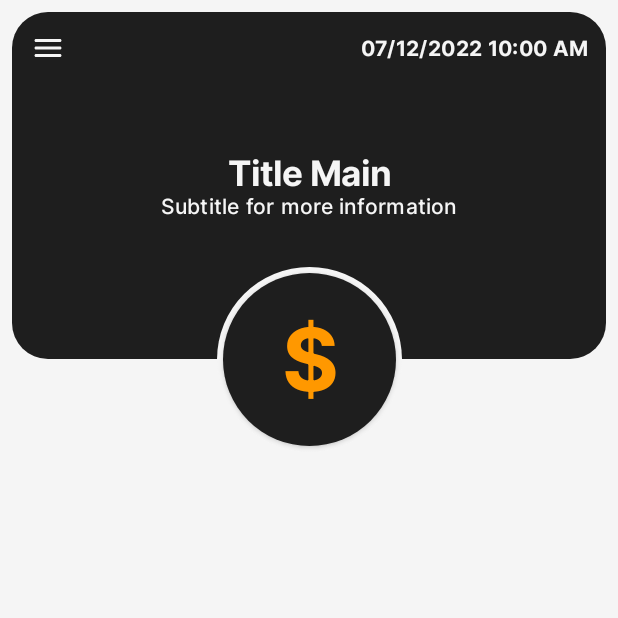
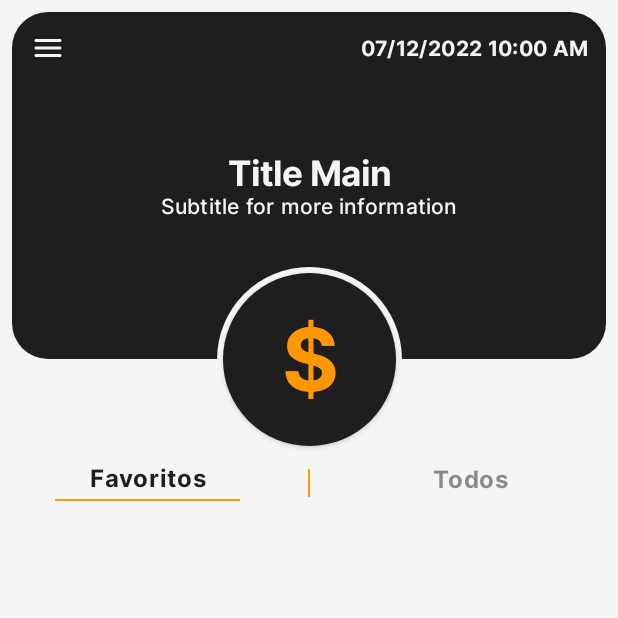
Before and after one commit to jisusmadrid22/CashRate-App, an Android app built with Jetpack Compose: the screen it shows after launch (MainActivity), on a phone screen of 412 x 824 dp, the top half of it. Run offline under Robolectric (Android 15) with nearby library versions, the phone set to English and light mode, and no system bars; our stand-ins replace Dagger/Hilt's generated code; network calls fail.

Commit message:
[UPD] Selector list

```diff
--- a/app/src/main/java/com/yzdev/cashrateapp/App.kt
+++ b/app/src/main/java/com/yzdev/cashrateapp/App.kt
@@ -9,4 +9,10 @@ class App: Application() {
     companion object{
         lateinit var instance: App private set
     }
+
+    override fun onCreate() {
+        super.onCreate()
+
+        instance = this
+    }
 }
--- a/app/src/main/java/com/yzdev/cashrateapp/common/ColorThemeUtil.kt
+++ b/app/src/main/java/com/yzdev/cashrateapp/common/ColorThemeUtil.kt
@@ -15,3 +15,12 @@ fun getColorThemeText(): Color{
         WhiteMain
     }
 }
+
+@Composable
+fun getColorThemeTextBackground(): Color{
+    return if (!isSystemInDarkTheme()){
+        BlackMain
+    }else{
+        WhiteMain
+    }
+}
--- /dev/null
+++ b/app/src/main/java/com/yzdev/cashrateapp/common/composable/canvasUtil/HorizontalLine.kt
@@ -0,0 +1,21 @@
+package com.yzdev.cashrateapp.common.composable.canvasUtil
+
+import androidx.compose.foundation.background
+import androidx.compose.foundation.layout.Box
+import androidx.compose.foundation.layout.fillMaxWidth
+import androidx.compose.foundation.layout.height
+import androidx.compose.material.MaterialTheme
+import androidx.compose.runtime.Composable
+import androidx.compose.ui.Modifier
+import androidx.compose.ui.graphics.Color
+import androidx.compose.ui.unit.Dp
+import androidx.compose.ui.unit.dp
+
+@Composable
+fun LineCustom(
+    sizeCustom: Dp = 1.dp,
+    color: Color = MaterialTheme.colors.secondary,
+    modifier: Modifier = Modifier.fillMaxWidth().height(sizeCustom).background(color),
+) {
+    Box(modifier = modifier)
+}
--- a/app/src/main/java/com/yzdev/cashrateapp/presentation/screens/home/Home.kt
+++ b/app/src/main/java/com/yzdev/cashrateapp/presentation/screens/home/Home.kt
@@ -11,6 +11,7 @@ import androidx.compose.ui.Alignment
 import androidx.compose.ui.Modifier
 import androidx.navigation.NavHostController
 import com.yzdev.cashrateapp.presentation.screens.home.composable.HeaderHome
+import com.yzdev.cashrateapp.presentation.screens.home.composable.SelectorList
 
 @Composable
 fun HomeScreen(
@@ -34,6 +35,10 @@ private fun HomeLayout(
             item {
                 HeaderHome()
             }
+
+            item {
+                SelectorList()
+            }
         }
     }
 }
--- /dev/null
+++ b/app/src/main/java/com/yzdev/cashrateapp/presentation/screens/home/composable/SelectorList.kt
@@ -0,0 +1,94 @@
+package com.yzdev.cashrateapp.presentation.screens.home.composable
+
+import androidx.compose.foundation.background
+import androidx.compose.foundation.layout.*
+import androidx.compose.material.MaterialTheme
+import androidx.compose.material.Text
+import androidx.compose.runtime.*
+import androidx.compose.ui.Alignment
+import androidx.compose.ui.Modifier
+import androidx.compose.ui.graphics.Color
+import androidx.compose.ui.layout.onSizeChanged
+import androidx.compose.ui.platform.LocalConfiguration
+import androidx.compose.ui.text.font.FontWeight
+import androidx.compose.ui.text.style.TextAlign
+import androidx.compose.ui.tooling.preview.Preview
+import androidx.compose.ui.unit.IntSize
+import androidx.compose.ui.unit.dp
+import com.yzdev.cashrateapp.App
+import com.yzdev.cashrateapp.R
+import com.yzdev.cashrateapp.common.AppResources
+import com.yzdev.cashrateapp.common.composable.canvasUtil.LineCustom
+import com.yzdev.cashrateapp.common.getColorThemeText
+import com.yzdev.cashrateapp.common.getColorThemeTextBackground
+
+@Composable
+fun SelectorList(
+
+) {
+
+    var heightLayout by remember {
+        mutableStateOf(IntSize.Zero)
+    }
+
+    Row(modifier = Modifier
+        .fillMaxWidth()
+        .padding(horizontal = 16.dp)
+        .onSizeChanged {
+            heightLayout = it
+        },
+        horizontalArrangement = Arrangement.SpaceBetween,
+        verticalAlignment = Alignment.CenterVertically
+    ) {
+        LabelSelector(label = AppResources.getString(R.string.favoritesTitle), isSelect = true)
+
+        LineCustom(
+            modifier = Modifier
+                .height(heightLayout.height.dp * 0.5f)
+                .width(1.dp)
+                .background(MaterialTheme.colors.secondary)
+        )
+
+        LabelSelector(label = AppResources.getString(R.string.allTitle), isSelect = false)
+    }
+}
+
+@Composable
+private fun LabelSelector(
+    label: String,
+    isSelect: Boolean
+) {
+    Column(
+        modifier = Modifier.width(LocalConfiguration.current.screenWidthDp.dp * 0.4f),
+        horizontalAlignment = Alignment.CenterHorizontally,
+        verticalArrangement = Arrangement.Center
+    ) {
+        Text(
+            text = label,
+            style = MaterialTheme.typography.body1.copy(fontWeight = FontWeight.Bold, color = getColorThemeTextBackground().copy(alpha = if(!isSelect){0.5f}else{1f})),
+            textAlign = TextAlign.Center
+        )
+
+        Spacer(modifier = Modifier.padding(2.dp))
+
+        if(isSelect){
+            LineCustom(
+                modifier = Modifier
+                    .fillMaxWidth(0.75f)
+                    .height(1.dp)
+                    .background(MaterialTheme.colors.secondary)
+            )
+        }
+    }
+}
+
+/*
+@Preview(showSystemUi = true)
+@Composable
+fun PreviewSelector(
+
+) {
+    Box(modifier = Modifier.fillMaxWidth()){
+        SelectorList()
+    }
+}*/
--- a/app/src/main/res/values/strings.xml
+++ b/app/src/main/res/values/strings.xml
@@ -1,3 +1,5 @@
 <resources>
     <string name="app_name">CashRateApp</string>
+    <string name="favoritesTitle">Favoritos</string>
+    <string name="allTitle">Todos</string>
 </resources>
```
